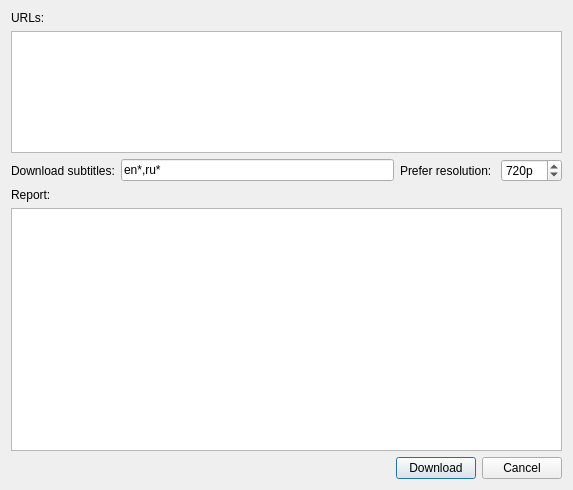
The window that ReeePlayer/forms/video_download_dialog.ui (FilippVolodin/ReeePlayer) describes before a commit, drawn with Qt 5.
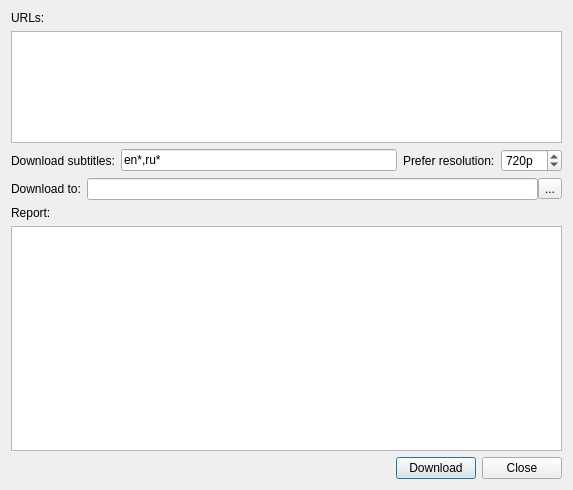
The same window after the commit.

Commit message: Properly functioning downloads

What changed in the file:
```diff
--- a/ReeePlayer/forms/video_download_dialog.ui
+++ b/ReeePlayer/forms/video_download_dialog.ui
@@ -69,7 +69,7 @@
      <item>
       <widget class="QLabel" name="label_4">
        <property name="text">
-        <string>Prefer resolution: </string>
+        <string>Prefer resolution:</string>
        </property>
       </widget>
      </item>
@@ -92,7 +92,35 @@
     </layout>
    </item>
    <item>
-    <layout class="QHBoxLayout" name="horizontalLayout_3"/>
+    <layout class="QHBoxLayout" name="horizontalLayout_3">
+     <property name="spacing">
+      <number>6</number>
+     </property>
+     <item>
+      <widget class="QLabel" name="label_5">
+       <property name="text">
+        <string>Download to:</string>
+       </property>
+      </widget>
+     </item>
+     <item>
+      <layout class="QHBoxLayout" name="horizontalLayout_4">
+       <property name="spacing">
+        <number>0</number>
+       </property>
+       <item>
+        <widget class="QLineEdit" name="edtDir"/>
+       </item>
+       <item>
+        <widget class="QToolButton" name="btnSelectDir">
+         <property name="text">
+          <string>...</string>
+         </property>
+        </widget>
+       </item>
+      </layout>
+     </item>
+    </layout>
    </item>
    <item>
     <widget class="QLabel" name="label_2">
@@ -139,7 +167,7 @@
      <item>
       <widget class="QPushButton" name="btnCancel">
        <property name="text">
-        <string>Cancel</string>
+        <string>Close</string>
        </property>
       </widget>
      </item>
```
The commit also changes 9 other files.
